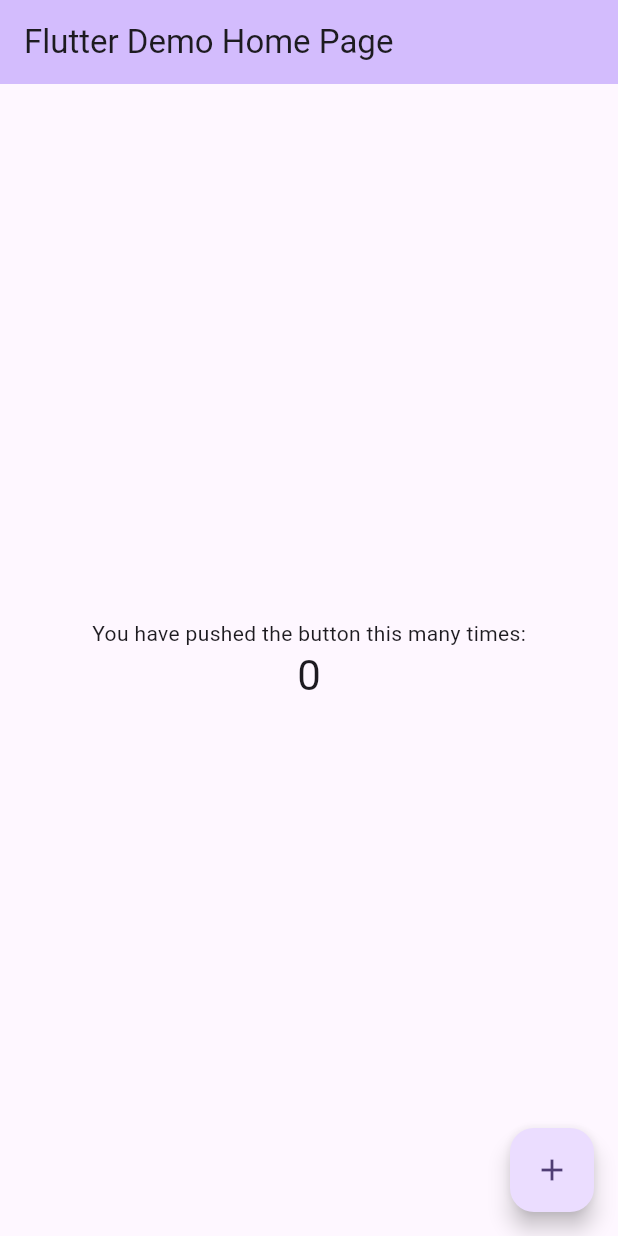
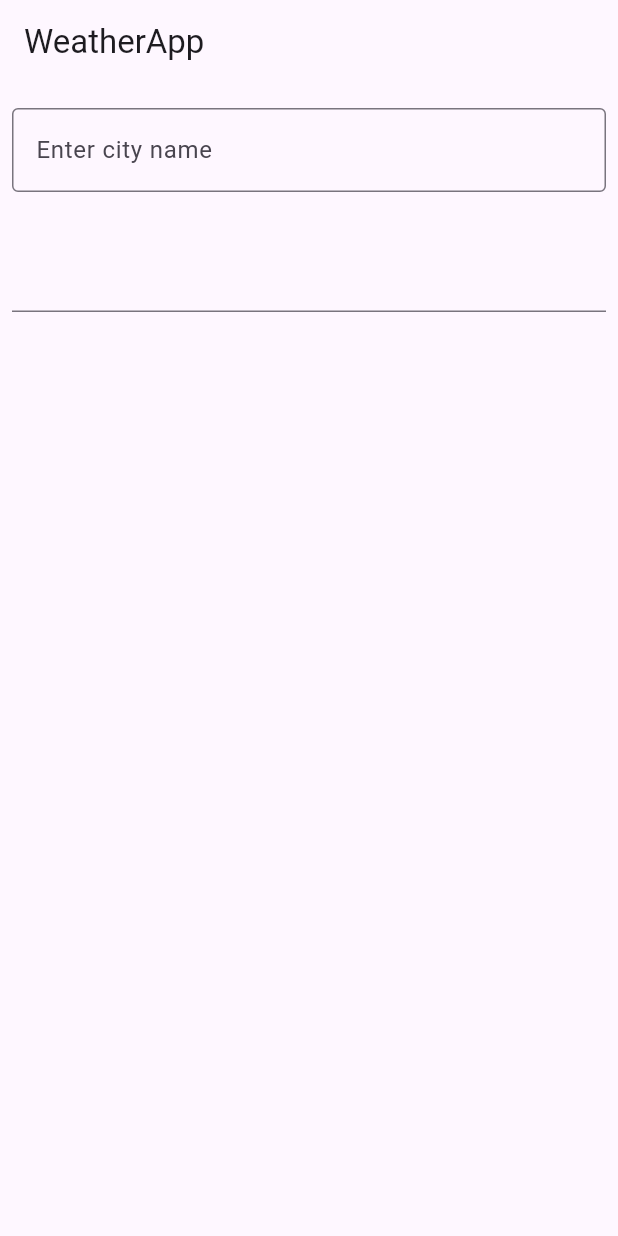
Before and after one commit to potatobin24/weather_info_app, a Flutter app: the screen it shows after launch, on a phone screen of 412 x 824 dp. Run offline on Flutter 3.47's test engine with Material 3 defaults, Android fonts, the phone set to English and light mode, and no system bars.

Commit message:
text field to input city name

```diff
--- a/weather_info_app/lib/main.dart
+++ b/weather_info_app/lib/main.dart
@@ -1,125 +1,50 @@
 import 'package:flutter/material.dart';
 
-void main() {
-  runApp(const MyApp());
-}
+void main() => runApp(const MyApp());
 
 class MyApp extends StatelessWidget {
   const MyApp({super.key});
 
-  // This widget is the root of your application.
   @override
   Widget build(BuildContext context) {
+    const appTitle = 'WeatherApp';
     return MaterialApp(
-      title: 'Flutter Demo',
-      theme: ThemeData(
-        // This is the theme of your application.
-        //
-        // TRY THIS: Try running your application with "flutter run". You'll see
-        // the application has a purple toolbar. Then, without quitting the app,
-        // try changing the seedColor in the colorScheme below to Colors.green
-        // and then invoke "hot reload" (save your changes or press the "hot
-        // reload" button in a Flutter-supported IDE, or press "r" if you used
-        // the command line to start the app).
-        //
-        // Notice that the counter didn't reset back to zero; the application
-        // state is not lost during the reload. To reset the state, use hot
-        // restart instead.
-        //
-        // This works for code too, not just values: Most code changes can be
-        // tested with just a hot reload.
-        colorScheme: ColorScheme.fromSeed(seedColor: Colors.deepPurple),
-        useMaterial3: true,
+      title: appTitle,
+      home: Scaffold(
+        appBar: AppBar(
+          title: const Text(appTitle),
+        ),
+        body: const MyCustomForm(),
       ),
-      home: const MyHomePage(title: 'Flutter Demo Home Page'),
     );
   }
 }
 
-class MyHomePage extends StatefulWidget {
-  const MyHomePage({super.key, required this.title});
-
-  // This widget is the home page of your application. It is stateful, meaning
-  // that it has a State object (defined below) that contains fields that affect
-  // how it looks.
-
-  // This class is the configuration for the state. It holds the values (in this
-  // case the title) provided by the parent (in this case the App widget) and
-  // used by the build method of the State. Fields in a Widget subclass are
-  // always marked "final".
-
-  final String title;
-
-  @override
-  State<MyHomePage> createState() => _MyHomePageState();
-}
-
-class _MyHomePageState extends State<MyHomePage> {
-  int _counter = 0;
-
-  void _incrementCounter() {
-    setState(() {
-      // This call to setState tells the Flutter framework that something has
-      // changed in this State, which causes it to rerun the build method below
-      // so that the display can reflect the updated values. If we changed
-      // _counter without calling setState(), then the build method would not be
-      // called again, and so nothing would appear to happen.
-      _counter++;
-    });
-  }
+class MyCustomForm extends StatelessWidget {
+  const MyCustomForm({super.key});
 
   @override
   Widget build(BuildContext context) {
-    // This method is rerun every time setState is called, for instance as done
-    // by the _incrementCounter method above.
-    //
-    // The Flutter framework has been optimized to make rerunning build methods
-    // fast, so that you can just rebuild anything that needs updating rather
-    // than having to individually change instances of widgets.
-    return Scaffold(
-      appBar: AppBar(
-        // TRY THIS: Try changing the color here to a specific color (to
-        // Colors.amber, perhaps?) and trigger a hot reload to see the AppBar
-        // change color while the other colors stay the same.
-        backgroundColor: Theme.of(context).colorScheme.inversePrimary,
-        // Here we take the value from the MyHomePage object that was created by
-        // the App.build method, and use it to set our appbar title.
-        title: Text(widget.title),
-      ),
-      body: Center(
-        // Center is a layout widget. It takes a single child and positions it
-        // in the middle of the parent.
-        child: Column(
-          // Column is also a layout widget. It takes a list of children and
-          // arranges them vertically. By default, it sizes itself to fit its
-          // children horizontally, and tries to be as tall as its parent.
-          //
-          // Column has various properties to control how it sizes itself and
-          // how it positions its children. Here we use mainAxisAlignment to
-          // center the children vertically; the main axis here is the vertical
-          // axis because Columns are vertical (the cross axis would be
-          // horizontal).
-          //
-          // TRY THIS: Invoke "debug painting" (choose the "Toggle Debug Paint"
-          // action in the IDE, or press "p" in the console), to see the
-          // wireframe for each widget.
-          mainAxisAlignment: MainAxisAlignment.center,
-          children: <Widget>[
-            const Text(
-              'You have pushed the button this many times:',
+    return Column(
+      crossAxisAlignment: CrossAxisAlignment.start,
+      children: <Widget>[
+        const Padding(
+          padding: EdgeInsets.symmetric(horizontal: 8, vertical: 16),
+          child: TextField(
+            decoration: InputDecoration(
+              border: OutlineInputBorder(),
+              hintText: 'Enter city name',
             ),
-            Text(
-              '$_counter',
-              style: Theme.of(context).textTheme.headlineMedium,
+          ),
+        ),
+        Padding(
+          padding: const EdgeInsets.symmetric(horizontal: 8, vertical: 16),
+          child: TextFormField(
+            decoration: const InputDecoration(
             ),
-          ],
+          ),
         ),
-      ),
-      floatingActionButton: FloatingActionButton(
-        onPressed: _incrementCounter,
-        tooltip: 'Increment',
-        child: const Icon(Icons.add),
-      ), // This trailing comma makes auto-formatting nicer for build methods.
+      ],
     );
   }
 }
```
